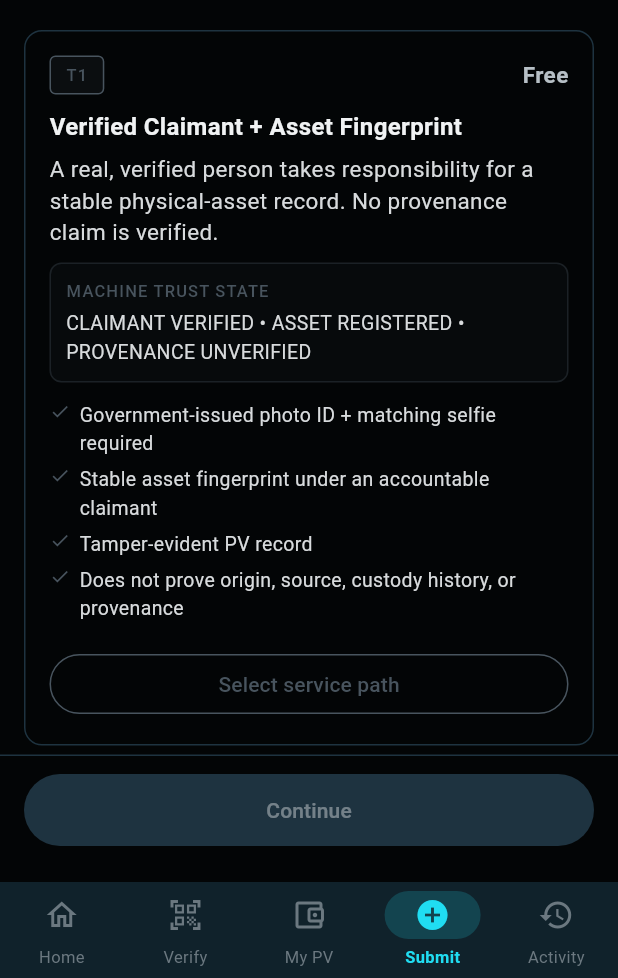
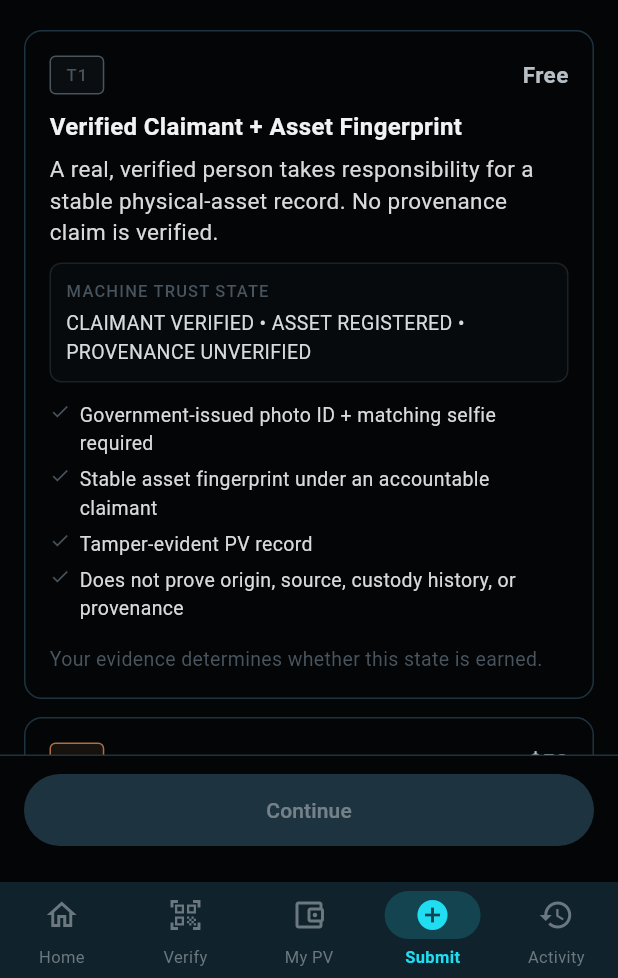
Before and after one commit to VERITAN-TO/provenance-verified, a Flutter app: the SubmitScreen screen opened by its route, on a phone screen of 412 x 824 dp, the part 258-1236 px from its top. Run offline on Flutter 3.47's test engine with Material 3 defaults, Android fonts, the phone set to English and light mode, and no system bars; our stand-ins replace flutter_riverpod, flutter_secure_storage, go_router, shared_preferences; missing offline and left inert: mobile_scanner; accounts and stored records are empty.

Commit message:
fix(pv): make native tier cards educational only

```diff
--- a/lib/submit/widgets/service_tier_card.dart
+++ b/lib/submit/widgets/service_tier_card.dart
@@ -1,8 +1,7 @@
-// ServiceTierCard — displays one requested PV service path.
+// ServiceTierCard — educational PV trust-ladder card.
 //
-// The service selected is never the trust outcome. PV Protocol determines the
-// result after evidence, review, and authority gates. Every path requires an
-// accountable verified-human claimant.
+// T1–T4 are resulting trust states, never customer-selectable products.
+// Evidence + deterministic policy determine the highest supported tier.
 
 import 'package:flutter/material.dart';
 import '../models/submit_models.dart';
@@ -11,6 +10,8 @@ import '../../design/pv_typography.dart';
 
 class ServiceTierCard extends StatelessWidget {
   final ServiceTier tier;
+  // Kept for source compatibility with the existing screen while selection
+  // authority is being removed. These values do not affect rendering/actions.
   final bool isSelected;
   final VoidCallback onSelect;
 
@@ -23,33 +24,24 @@ class ServiceTierCard extends StatelessWidget {
 
   Color get _tierAccent {
     switch (tier) {
-      case ServiceTier.t1Free:          return PvColors.tier1;
-      case ServiceTier.t2Standard:      return PvColors.tier2;
-      case ServiceTier.t3Professional:  return PvColors.tier3;
-      case ServiceTier.t4Certified:     return PvColors.tier4;
+      case ServiceTier.t1Free: return PvColors.tier1;
+      case ServiceTier.t2Standard: return PvColors.tier2;
+      case ServiceTier.t3Professional: return PvColors.tier3;
+      case ServiceTier.t4Certified: return PvColors.tier4;
     }
   }
 
   @override
   Widget build(BuildContext context) {
     final accent = _tierAccent;
-    final borderColor = isSelected ? accent : PvColors.border;
-
     return Semantics(
-      label: '${tier.displayName}: ${tier.shortDescription}. ${tier.machineTrustState}. Price: ${tier.priceRange}. '
-          '${isSelected ? "Currently selected." : "Tap to select."}',
-      button: !isSelected,
-      child: AnimatedContainer(
-        duration: const Duration(milliseconds: 200),
+      label: '${tier.displayName}: ${tier.shortDescription}. ${tier.machineTrustState}. Settlement: ${tier.priceRange}.',
+      child: Container(
         decoration: BoxDecoration(
-          color: isSelected ? PvColors.surface : PvColors.background,
-          border: Border.all(color: borderColor, width: isSelected ? 2 : 1),
+          color: PvColors.background,
+          border: Border.all(color: PvColors.border),
           borderRadius: BorderRadius.circular(12),
         ),
-        child: InkWell(
-          onTap: isSelected ? null : onSelect,
-          borderRadius: BorderRadius.circular(12),
-          child: Padding(
         padding: const EdgeInsets.all(16),
         child: Column(
           crossAxisAlignment: CrossAxisAlignment.start,
@@ -66,17 +58,7 @@ class ServiceTierCard extends StatelessWidget {
                   child: Text(tier.apiValue, style: PvTypography.label.copyWith(color: accent)),
                 ),
                 const Spacer(),
-                    Text(
-                      tier.priceRange,
-                      style: PvTypography.title.copyWith(
-                        color: isSelected ? PvColors.onBackground : PvColors.silver,
-                        fontSize: 15,
-                      ),
-                    ),
-                    if (isSelected) ...[
-                      const SizedBox(width: 8),
-                      Icon(Icons.check_circle, color: accent, size: 20),
-                    ],
+                Text(tier.priceRange, style: PvTypography.title.copyWith(color: PvColors.silver, fontSize: 15)),
               ],
             ),
             const SizedBox(height: 10),
@@ -105,8 +87,7 @@ class ServiceTierCard extends StatelessWidget {
               ),
             ),
             const SizedBox(height: 12),
-                ...tier.features.map(
-                  (f) => Padding(
+            ...tier.features.map((f) => Padding(
               padding: const EdgeInsets.only(bottom: 5),
               child: Row(
                 crossAxisAlignment: CrossAxisAlignment.start,
@@ -116,36 +97,13 @@ class ServiceTierCard extends StatelessWidget {
                   Expanded(child: Text(f, style: PvTypography.bodySmall.copyWith(color: PvColors.onSurface))),
                 ],
               ),
-                  ),
-                ),
-                const SizedBox(height: 12),
-                SizedBox(
-                  width: double.infinity,
-                  child: isSelected
-                      ? FilledButton(
-                          onPressed: null,
-                          style: FilledButton.styleFrom(
-                            backgroundColor: accent.withAlpha(40),
-                            foregroundColor: accent,
-                            disabledBackgroundColor: accent.withAlpha(40),
-                            disabledForegroundColor: accent,
-                            padding: const EdgeInsets.symmetric(vertical: 10),
-                          ),
-                          child: const Text('Requested service selected'),
-                        )
-                      : OutlinedButton(
-                          onPressed: onSelect,
-                          style: OutlinedButton.styleFrom(
-                            foregroundColor: accent,
-                            side: BorderSide(color: accent),
-                            padding: const EdgeInsets.symmetric(vertical: 10),
-                          ),
-                          child: const Text('Select service path'),
-                        ),
+            )),
+            const SizedBox(height: 10),
+            Text(
+              'Your evidence determines whether this state is earned.',
+              style: PvTypography.bodySmall.copyWith(color: accent),
             ),
           ],
-            ),
-          ),
         ),
       ),
     );
```
Lines whose indentation alone changed are shown as unchanged.
